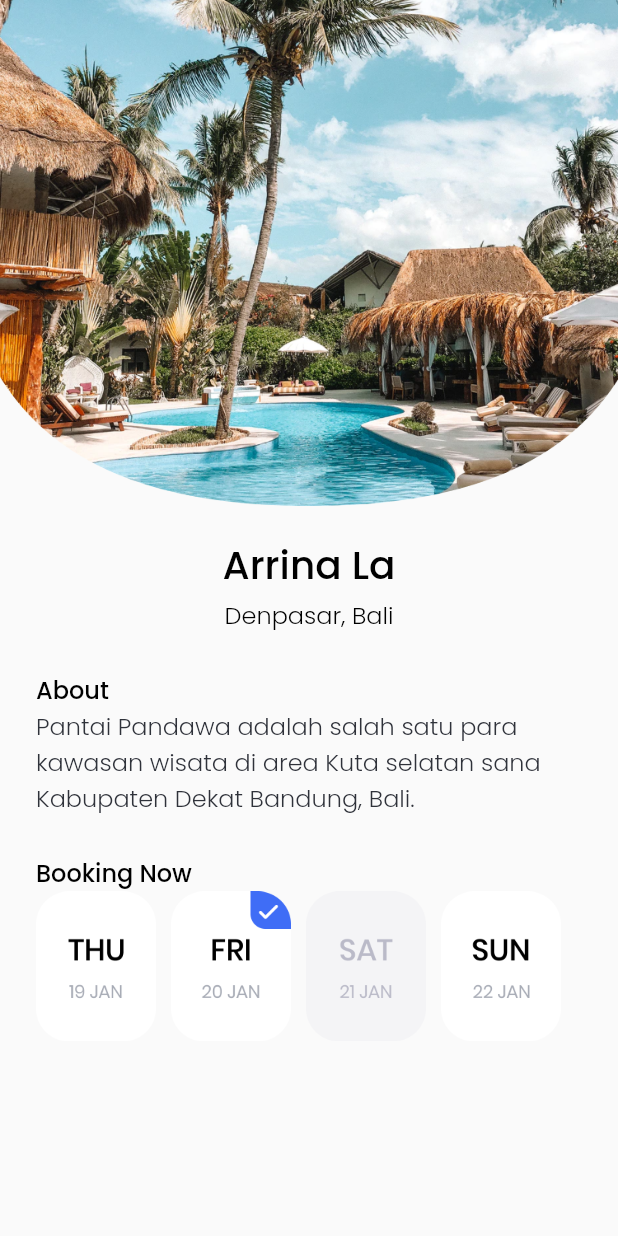
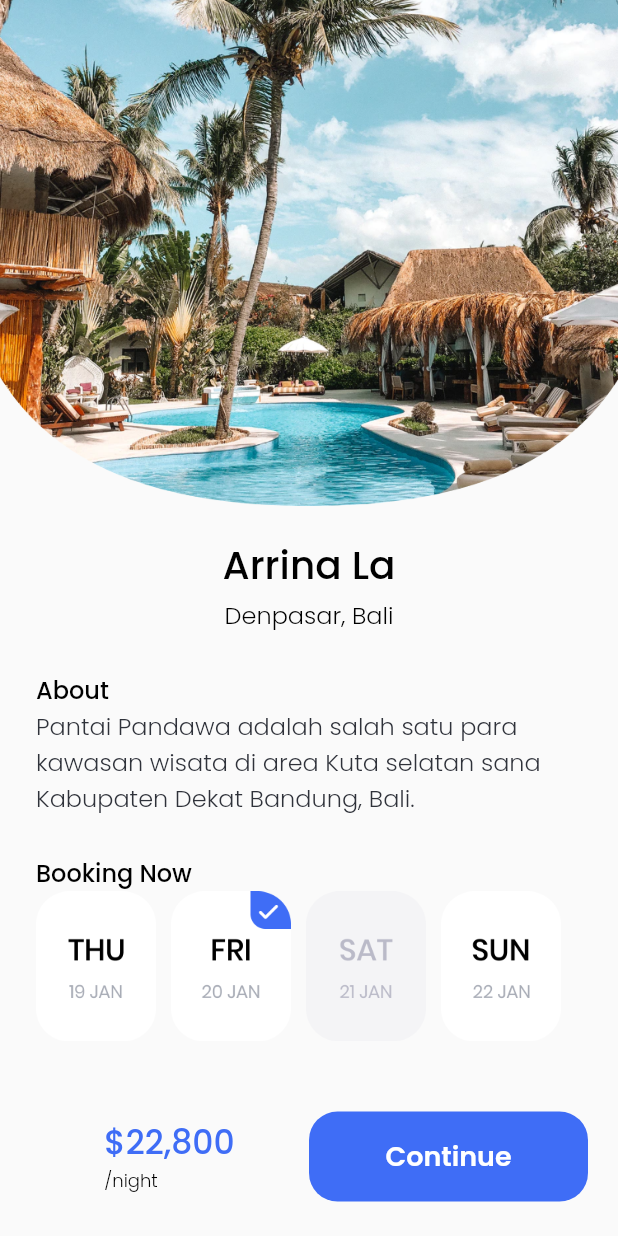
Before and after one commit to Jerry2204/Seven-Days-Flutter, a Flutter app: the screen it shows after launch, on a phone screen of 412 x 824 dp. Run offline on Flutter 3.47's test engine with Material 2 defaults, Android fonts, the phone set to English and light mode, and no system bars; our stand-ins replace google_fonts.

Commit message:
finishing day 7

```diff
--- a/lib/pages/second_trade.dart
+++ b/lib/pages/second_trade.dart
@@ -103,6 +103,62 @@ class SecondTrade extends StatelessWidget {
           )
         ],
       ),
+      bottomNavigationBar: Padding(
+        padding: const EdgeInsets.only(left: 20, right: 20),
+        child: BottomNavigationBar(
+          elevation: 0,
+          type: BottomNavigationBarType.fixed,
+          items: <BottomNavigationBarItem>[
+            BottomNavigationBarItem(
+              icon: Column(
+                crossAxisAlignment: CrossAxisAlignment.start,
+                children: [
+                  Text(
+                    '\$22,800',
+                    style: GoogleFonts.poppins(
+                      color: Color(0xff3F6DF6),
+                      fontSize: 22,
+                      fontWeight: FontWeight.w500,
+                    ),
+                  ),
+                  Text(
+                    '/night',
+                    style: GoogleFonts.poppins(
+                      color: Colors.black,
+                      fontSize: 12,
+                      fontWeight: FontWeight.w300,
+                    ),
+                  )
+                ],
+              ),
+              label: '',
+            ),
+            BottomNavigationBarItem(
+              icon: Container(
+                width: 220,
+                height: 60,
+                child: TextButton(
+                  style: TextButton.styleFrom(
+                      backgroundColor: Color(0xff3F6DF6),
+                      shape: RoundedRectangleBorder(
+                        borderRadius: BorderRadius.circular(19),
+                      )),
+                  onPressed: () {},
+                  child: Text(
+                    'Continue',
+                    style: GoogleFonts.poppins(
+                      color: Colors.white,
+                      fontSize: 18,
+                      fontWeight: FontWeight.w600,
+                    ),
+                  ),
+                ),
+              ),
+              label: '',
+            ),
+          ],
+        ),
+      ),
     );
   }
 }
```
